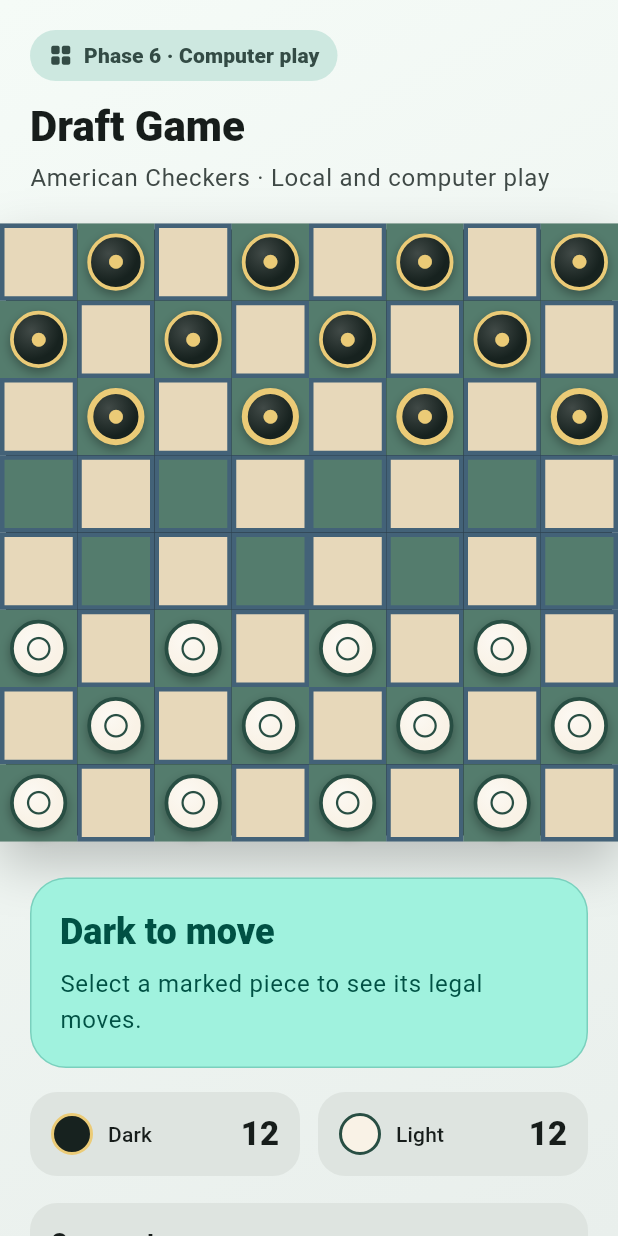
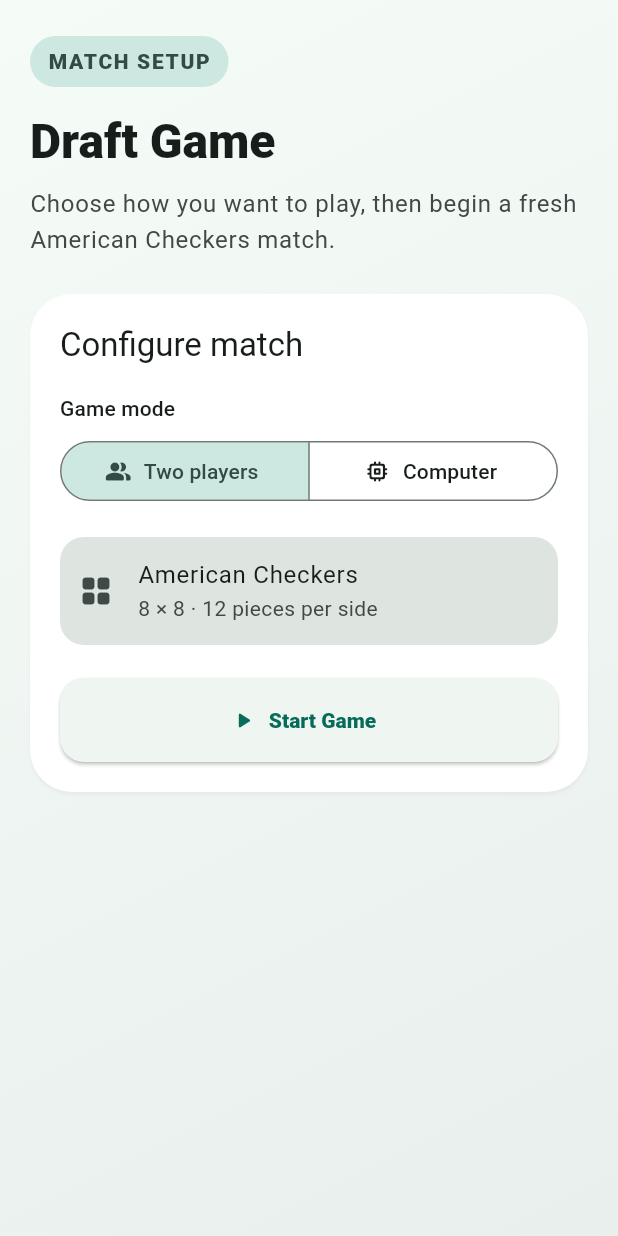
Before and after one commit to prettyglory/draft-checkers-game, a Flutter app: the screen it shows after launch, on a phone screen of 412 x 824 dp. Run offline on Flutter 3.47's test engine with Material 3 defaults, Android fonts, the phone set to English and light mode, and no system bars.

Commit message:
feat(app): add match setup flow

```diff
--- a/apps/mobile/lib/app/draft_game_app.dart
+++ b/apps/mobile/lib/app/draft_game_app.dart
@@ -1,5 +1,5 @@
 import 'package:draft_game/app/theme/app_theme.dart';
-import 'package:draft_game/features/game/presentation/game_board_screen.dart';
+import 'package:draft_game/features/game/presentation/match_setup_screen.dart';
 import 'package:flutter/material.dart';
 
 class DraftGameApp extends StatelessWidget {
@@ -13,7 +13,7 @@ class DraftGameApp extends StatelessWidget {
       theme: AppTheme.light,
       darkTheme: AppTheme.dark,
       themeMode: ThemeMode.system,
-      home: const GameBoardScreen(),
+      home: const MatchSetupScreen(),
     );
   }
 }
--- a/apps/mobile/lib/features/game/application/game_configuration.dart
+++ b/apps/mobile/lib/features/game/application/game_configuration.dart
@@ -2,17 +2,35 @@ import 'package:checkers_ai/checkers_ai.dart';
 import 'package:checkers_engine/checkers_engine.dart';
 
 enum GameMode { localTwoPlayer, humanVsAi }
+
+enum GameRuleset { american }
+
+extension GameRulesetConfiguration on GameRuleset {
+  String get id => switch (this) {
+    GameRuleset.american => AmericanCheckersRulesEngine.rulesetId,
+  };
+
+  String get label => switch (this) {
+    GameRuleset.american => 'American Checkers',
+  };
+
+  RulesEngine createEngine() => switch (this) {
+    GameRuleset.american => const AmericanCheckersRulesEngine(),
+  };
+}
 
 final class GameConfiguration {
   const GameConfiguration({
     this.mode = GameMode.localTwoPlayer,
     this.humanSide = PlayerSide.dark,
     this.difficulty = AiDifficulty.medium,
+    this.ruleset = GameRuleset.american,
   });
 
   final GameMode mode;
   final PlayerSide humanSide;
   final AiDifficulty difficulty;
+  final GameRuleset ruleset;
 
   PlayerSide? get aiSide => mode == GameMode.humanVsAi
       ? switch (humanSide) {
@@ -25,11 +43,13 @@ final class GameConfiguration {
     GameMode? mode,
     PlayerSide? humanSide,
     AiDifficulty? difficulty,
+    GameRuleset? ruleset,
   }) {
     return GameConfiguration(
       mode: mode ?? this.mode,
       humanSide: humanSide ?? this.humanSide,
       difficulty: difficulty ?? this.difficulty,
+      ruleset: ruleset ?? this.ruleset,
     );
   }
 }
--- /dev/null
+++ b/apps/mobile/lib/features/game/application/match_setup_view_model.dart
@@ -0,0 +1,59 @@
+import 'package:checkers_ai/checkers_ai.dart';
+import 'package:checkers_engine/checkers_engine.dart';
+import 'package:draft_game/features/game/application/game_configuration.dart';
+import 'package:flutter/foundation.dart';
+
+final class MatchSetupViewModel extends ChangeNotifier {
+  MatchSetupViewModel({
+    GameMode? initialMode = GameMode.localTwoPlayer,
+    PlayerSide? initialHumanSide = PlayerSide.dark,
+    AiDifficulty? initialDifficulty = AiDifficulty.medium,
+  }) : _mode = initialMode,
+       _humanSide = initialHumanSide,
+       _difficulty = initialDifficulty;
+
+  GameMode? _mode;
+  PlayerSide? _humanSide;
+  AiDifficulty? _difficulty;
+  static const GameRuleset _ruleset = GameRuleset.american;
+
+  GameMode? get mode => _mode;
+  PlayerSide? get humanSide => _humanSide;
+  AiDifficulty? get difficulty => _difficulty;
+  GameRuleset get ruleset => _ruleset;
+
+  bool get canStart {
+    final mode = _mode;
+    if (mode == null) return false;
+    return mode == GameMode.localTwoPlayer ||
+        (_humanSide != null && _difficulty != null);
+  }
+
+  GameConfiguration? get configuration {
+    if (!canStart) return null;
+    return GameConfiguration(
+      mode: _mode!,
+      humanSide: _humanSide ?? PlayerSide.dark,
+      difficulty: _difficulty ?? AiDifficulty.medium,
+      ruleset: _ruleset,
+    );
+  }
+
+  void setMode(GameMode mode) {
+    if (_mode == mode) return;
+    _mode = mode;
+    notifyListeners();
+  }
+
+  void setHumanSide(PlayerSide side) {
+    if (_humanSide == side) return;
+    _humanSide = side;
+    notifyListeners();
+  }
+
+  void setDifficulty(AiDifficulty difficulty) {
+    if (_difficulty == difficulty) return;
+    _difficulty = difficulty;
+    notifyListeners();
+  }
+}
--- a/apps/mobile/lib/features/game/presentation/game_board_screen.dart
+++ b/apps/mobile/lib/features/game/presentation/game_board_screen.dart
@@ -2,6 +2,7 @@ import 'dart:math' as math;
 
 import 'package:checkers_ai/checkers_ai.dart';
 import 'package:checkers_engine/checkers_engine.dart';
+import 'package:draft_game/features/game/application/ai_turn_runner.dart';
 import 'package:draft_game/features/game/application/game_configuration.dart';
 import 'package:draft_game/features/game/presentation/checkers_board.dart';
 import 'package:draft_game/features/game/presentation/game_board_view_model.dart';
@@ -14,8 +15,9 @@ const _lightActorId = 'local-light';
 GameBoardViewModel _createLocalViewModel(
   GameState? initialState,
   GameConfiguration configuration,
+  AiTurnRunner? aiTurnRunner,
 ) {
-  const engine = AmericanCheckersRulesEngine();
+  final engine = configuration.ruleset.createEngine();
   final session = InProcessGameSession(
     id: 'local-game',
     rulesEngine: engine,
@@ -32,6 +34,7 @@ GameBoardViewModel _createLocalViewModel(
       PlayerSide.light: _lightActorId,
     },
     configuration: configuration,
+    aiTurnRunner: aiTurnRunner,
   );
 }
 
@@ -40,12 +43,15 @@ class GameBoardScreen extends StatefulWidget {
     this.initialState,
     this.viewModel,
     this.configuration = const GameConfiguration(),
+    this.aiTurnRunner,
     super.key,
-  }) : assert(initialState == null || viewModel == null);
+  }) : assert(initialState == null || viewModel == null),
+       assert(aiTurnRunner == null || viewModel == null);
 
   final GameState? initialState;
   final GameBoardViewModel? viewModel;
   final GameConfiguration configuration;
+  final AiTurnRunner? aiTurnRunner;
 
   @override
   State<GameBoardScreen> createState() => _GameBoardScreenState();
@@ -61,7 +67,11 @@ class _GameBoardScreenState extends State<GameBoardScreen> {
     _ownsViewModel = widget.viewModel == null;
     _viewModel =
         widget.viewModel ??
-        _createLocalViewModel(widget.initialState, widget.configuration);
+        _createLocalViewModel(
+          widget.initialState,
+          widget.configuration,
+          widget.aiTurnRunner,
+        );
   }
 
   @override
@@ -318,7 +328,7 @@ class _GameInformation extends StatelessWidget {
           ],
         ),
         const SizedBox(height: 18),
-        _GameSetupControls(viewModel: viewModel),
+        _MatchSummary(configuration: viewModel.configuration),
         const SizedBox(height: 18),
         Text(
           'How to play',
@@ -338,19 +348,27 @@ class _GameInformation extends StatelessWidget {
           icon: const Icon(Icons.restart_alt_rounded),
           label: const Text('New game'),
         ),
+        if (Navigator.of(context).canPop()) ...<Widget>[
+          const SizedBox(height: 10),
+          TextButton.icon(
+            key: const Key('leave-match-button'),
+            onPressed: () => Navigator.of(context).pop(),
+            icon: const Icon(Icons.arrow_back_rounded),
+            label: const Text('Back to match setup'),
+          ),
+        ],
       ],
     );
   }
 }
 
-class _GameSetupControls extends StatelessWidget {
-  const _GameSetupControls({required this.viewModel});
+class _MatchSummary extends StatelessWidget {
+  const _MatchSummary({required this.configuration});
 
-  final GameBoardViewModel viewModel;
+  final GameConfiguration configuration;
 
   @override
   Widget build(BuildContext context) {
-    final configuration = viewModel.configuration;
     final scheme = Theme.of(context).colorScheme;
     return DecoratedBox(
       decoration: BoxDecoration(
@@ -363,102 +381,37 @@ class _GameSetupControls extends StatelessWidget {
           crossAxisAlignment: CrossAxisAlignment.stretch,
           children: <Widget>[
             Text(
-              'Game setup',
+              'Current match',
+              key: const Key('current-match-summary'),
               style: Theme.of(context).textTheme.titleMedium
                   ?.copyWith(fontWeight: FontWeight.w800),
             ),
             const SizedBox(height: 10),
-            SegmentedButton<GameMode>(
-              key: const Key('game-mode-selector'),
-              segments: const <ButtonSegment<GameMode>>[
-                ButtonSegment<GameMode>(
-                  value: GameMode.localTwoPlayer,
-                  label: Text('Two players'),
-                  icon: Icon(Icons.people_alt_rounded),
+            Row(
+              children: <Widget>[
+                Icon(
+                  configuration.mode == GameMode.localTwoPlayer
+                      ? Icons.people_alt_rounded
+                      : Icons.memory_rounded,
+                  color: scheme.primary,
                 ),
-                ButtonSegment<GameMode>(
-                  value: GameMode.humanVsAi,
-                  label: Text('Computer'),
-                  icon: Icon(Icons.memory_rounded),
+                const SizedBox(width: 10),
+                Expanded(
+                  child: Text(
+                    configuration.mode == GameMode.localTwoPlayer
+                        ? 'Human vs Human'
+                        : 'Human vs AI · ${configuration.difficulty.preset.label}',
+                    style: Theme.of(context).textTheme.labelLarge,
+                  ),
                 ),
               ],
-              selected: <GameMode>{configuration.mode},
-              onSelectionChanged: viewModel.canReset
-                  ? (selection) {
-                      viewModel.setGameMode(selection.single);
-                    }
-                  : null,
             ),
             if (configuration.mode == GameMode.humanVsAi) ...<Widget>[
-              const SizedBox(height: 12),
-              Row(
-                children: <Widget>[
-                  Expanded(
-                    child: DropdownButtonFormField<PlayerSide>(
-                      key: const Key('human-side-selector'),
-                      initialValue: configuration.humanSide,
-                      decoration: const InputDecoration(labelText: 'Your side'),
-                      items: const <DropdownMenuItem<PlayerSide>>[
-                        DropdownMenuItem<PlayerSide>(
-                          value: PlayerSide.dark,
-                          child: Text('Dark'),
-                        ),
-                        DropdownMenuItem<PlayerSide>(
-                          value: PlayerSide.light,
-                          child: Text('Light'),
-                        ),
-                      ],
-                      onChanged: viewModel.canReset
-                          ? (side) {
-                              if (side != null) viewModel.setHumanSide(side);
-                            }
-                          : null,
-                    ),
-                  ),
-                  const SizedBox(width: 12),
-                  Expanded(
-                    child: DropdownButtonFormField<AiDifficulty>(
-                      key: const Key('difficulty-selector'),
-                      initialValue: configuration.difficulty,
-                      decoration: const InputDecoration(
-                        labelText: 'Difficulty',
-                      ),
-                      items: AiDifficulty.values
-                          .map(
-                            (difficulty) => DropdownMenuItem<AiDifficulty>(
-                              value: difficulty,
-                              child: Text(difficulty.preset.label),
-                            ),
-                          )
-                          .toList(growable: false),
-                      onChanged: viewModel.canReset
-                          ? (difficulty) {
-                              if (difficulty != null) {
-                                viewModel.setDifficulty(difficulty);
-                              }
-                            }
-                          : null,
-                    ),
-                  ),
-                ],
-              ),
-              const SizedBox(height: 10),
-              Row(
-                children: <Widget>[
-                  Icon(
-                    viewModel.isAiThinking
-                        ? Icons.hourglass_top_rounded
-                        : Icons.memory_rounded,
-                    size: 18,
-                    color: scheme.primary,
-                  ),
-                  const SizedBox(width: 8),
-                  Text(
-                    'AI: ${viewModel.aiStateLabel}',
-                    key: const Key('ai-state-label'),
-                    style: Theme.of(context).textTheme.labelLarge,
-                  ),
-                ],
+              const SizedBox(height: 8),
+              Text(
+                'You play ${configuration.humanSide == PlayerSide.dark ? 'Dark' : 'Light'} · AI: ${configuration.aiSide == PlayerSide.dark ? 'Dark' : 'Light'}',
+                key: const Key('match-side-summary'),
+                style: Theme.of(context).textTheme.bodyMedium,
               ),
             ],
           ],
--- /dev/null
+++ b/apps/mobile/lib/features/game/presentation/match_setup_screen.dart
@@ -0,0 +1,392 @@
+import 'package:checkers_ai/checkers_ai.dart';
+import 'package:checkers_engine/checkers_engine.dart';
+import 'package:draft_game/features/game/application/game_configuration.dart';
+import 'package:draft_game/features/game/application/match_setup_view_model.dart';
+import 'package:draft_game/features/game/presentation/game_board_screen.dart';
+import 'package:flutter/material.dart';
+
+typedef MatchBoardBuilder = Widget Function(GameConfiguration configuration);
+
+class MatchSetupScreen extends StatefulWidget {
+  const MatchSetupScreen({this.viewModel, this.boardBuilder, super.key});
+
+  final MatchSetupViewModel? viewModel;
+  final MatchBoardBuilder? boardBuilder;
+
+  @override
+  State<MatchSetupScreen> createState() => _MatchSetupScreenState();
+}
+
+class _MatchSetupScreenState extends State<MatchSetupScreen> {
+  late final MatchSetupViewModel _viewModel;
+  late final bool _ownsViewModel;
+  bool _starting = false;
+
+  @override
+  void initState() {
+    super.initState();
+    _ownsViewModel = widget.viewModel == null;
+    _viewModel = widget.viewModel ?? MatchSetupViewModel();
+  }
+
+  @override
+  void dispose() {
+    if (_ownsViewModel) _viewModel.dispose();
+    super.dispose();
+  }
+
+  @override
+  Widget build(BuildContext context) {
+    return Scaffold(
+      body: DecoratedBox(
+        decoration: BoxDecoration(
+          gradient: LinearGradient(
+            begin: Alignment.topLeft,
+            end: Alignment.bottomRight,
+            colors: <Color>[
+              Theme.of(context).colorScheme.surface,
+              Theme.of(context).colorScheme.surfaceContainer,
+            ],
+          ),
+        ),
+        child: SafeArea(
+          child: AnimatedBuilder(
+            animation: _viewModel,
+            builder: (context, _) {
+              return LayoutBuilder(
+                builder: (context, constraints) {
+                  if (constraints.maxWidth >= 800) {
+                    return _TabletSetupLayout(
+                      viewModel: _viewModel,
+                      starting: _starting,
+                      onStartGame: _startGame,
+                    );
+                  }
+                  return _PhoneSetupLayout(
+                    viewModel: _viewModel,
+                    starting: _starting,
+                    onStartGame: _startGame,
+                  );
+                },
+              );
+            },
+          ),
+        ),
+      ),
+    );
+  }
+
+  Future<void> _startGame() async {
+    final configuration = _viewModel.configuration;
+    if (configuration == null || _starting) return;
+    setState(() => _starting = true);
+    await Navigator.of(context).push(
+      MaterialPageRoute<void>(
+        builder: (_) =>
+            widget.boardBuilder?.call(configuration) ??
+            GameBoardScreen(configuration: configuration),
+      ),
+    );
+    if (mounted) setState(() => _starting = false);
+  }
+}
+
+class _PhoneSetupLayout extends StatelessWidget {
+  const _PhoneSetupLayout({
+    required this.viewModel,
+    required this.starting,
+    required this.onStartGame,
+  });
+
+  final MatchSetupViewModel viewModel;
+  final bool starting;
+  final VoidCallback onStartGame;
+
+  @override
+  Widget build(BuildContext context) {
+    return ListView(
+      key: const Key('phone-setup-layout'),
+      padding: const EdgeInsets.fromLTRB(20, 24, 20, 32),
+      children: <Widget>[
+        const _SetupIntroduction(),
+        const SizedBox(height: 24),
+        _SetupCard(
+          viewModel: viewModel,
+          starting: starting,
+          onStartGame: onStartGame,
+        ),
+      ],
+    );
+  }
+}
+
+class _TabletSetupLayout extends StatelessWidget {
+  const _TabletSetupLayout({
+    required this.viewModel,
+    required this.starting,
+    required this.onStartGame,
+  });
+
+  final MatchSetupViewModel viewModel;
+  final bool starting;
+  final VoidCallback onStartGame;
+
+  @override
+  Widget build(BuildContext context) {
+    return Center(
+      child: SingleChildScrollView(
+        key: const Key('tablet-setup-layout'),
+        padding: const EdgeInsets.all(40),
+        child: ConstrainedBox(
+          constraints: const BoxConstraints(maxWidth: 1050),
+          child: Row(
+            crossAxisAlignment: CrossAxisAlignment.center,
+            children: <Widget>[
+              const Expanded(child: _SetupIntroduction(expanded: true)),
+              const SizedBox(width: 56),
+              SizedBox(
+                width: 440,
+                child: _SetupCard(
+                  viewModel: viewModel,
+                  starting: starting,
+                  onStartGame: onStartGame,
+                ),
+              ),
+            ],
+          ),
+        ),
+      ),
+    );
+  }
+}
+
+class _SetupIntroduction extends StatelessWidget {
+  const _SetupIntroduction({this.expanded = false});
+
+  final bool expanded;
+
+  @override
+  Widget build(BuildContext context) {
+    final scheme = Theme.of(context).colorScheme;
+    return Column(
+      crossAxisAlignment: CrossAxisAlignment.start,
+      children: <Widget>[
+        DecoratedBox(
+          decoration: BoxDecoration(
+            color: scheme.secondaryContainer,
+            borderRadius: BorderRadius.circular(999),
+          ),
+          child: Padding(
+            padding: const EdgeInsets.symmetric(horizontal: 12, vertical: 7),
+            child: Text(
+              'MATCH SETUP',
+              style: Theme.of(context).textTheme.labelLarge?.copyWith(
+                color: scheme.onSecondaryContainer,
+                fontWeight: FontWeight.w900,
+                letterSpacing: 1.1,
+              ),
+            ),
+          ),
+        ),
+        SizedBox(height: expanded ? 24 : 16),
+        Semantics(
+          header: true,
+          child: Text(
+            'Draft Game',
+            style:
+                (expanded
+                        ? Theme.of(context).textTheme.displaySmall
+                        : Theme.of(context).textTheme.headlineLarge)
+                    ?.copyWith(fontWeight: FontWeight.w900),
+          ),
+        ),
+        const SizedBox(height: 10),
+        Text(
+          'Choose how you want to play, then begin a fresh American Checkers match.',
+          style: Theme.of(context).textTheme.bodyLarge
+              ?.copyWith(color: scheme.onSurfaceVariant),
+        ),
+        if (expanded) ...<Widget>[
+          const SizedBox(height: 30),
+          _FeatureLine(
+            icon: Icons.verified_user_outlined,
+            text: 'Every move is validated by the game session.',
+          ),
+          const SizedBox(height: 14),
+          _FeatureLine(
+            icon: Icons.memory_rounded,
+            text: 'Computer turns run away from the interface.',
+          ),
+          const SizedBox(height: 14),
+          _FeatureLine(
+            icon: Icons.restart_alt_rounded,
+            text: 'Restarting keeps these match settings.',
+          ),
+        ],
+      ],
+    );
+  }
+}
+
+class _FeatureLine extends StatelessWidget {
+  const _FeatureLine({required this.icon, required this.text});
+
+  final IconData icon;
+  final String text;
+
+  @override
+  Widget build(BuildContext context) {
+    return Row(
+      children: <Widget>[
+        Icon(icon, color: Theme.of(context).colorScheme.primary),
+        const SizedBox(width: 12),
+        Expanded(child: Text(text)),
+      ],
+    );
+  }
+}
+
+class _SetupCard extends StatelessWidget {
+  const _SetupCard({
+    required this.viewModel,
+    required this.starting,
+    required this.onStartGame,
+  });
+
+  final MatchSetupViewModel viewModel;
+  final bool starting;
+  final VoidCallback onStartGame;
+
+  @override
+  Widget build(BuildContext context) {
+    final scheme = Theme.of(context).colorScheme;
+    return Material(
+      color: scheme.surfaceContainerLowest,
+      elevation: 1,
+      shadowColor: scheme.shadow.withValues(alpha: 0.18),
+      borderRadius: BorderRadius.circular(28),
+      child: Padding(
+        padding: const EdgeInsets.all(20),
+        child: Column(
+          crossAxisAlignment: CrossAxisAlignment.stretch,
+          children: <Widget>[
+            Text(
+              'Configure match',
+              style: Theme.of(context).textTheme.titleLarge,
+            ),
+            const SizedBox(height: 18),
+            Text('Game mode', style: Theme.of(context).textTheme.labelLarge),
+            const SizedBox(height: 8),
+            SegmentedButton<GameMode>(
+              key: const Key('setup-mode-selector'),
+              showSelectedIcon: false,
+              segments: const <ButtonSegment<GameMode>>[
+                ButtonSegment<GameMode>(
+                  value: GameMode.localTwoPlayer,
+                  icon: Icon(Icons.people_alt_rounded),
+                  label: Text('Two players'),
+                ),
+                ButtonSegment<GameMode>(
+                  value: GameMode.humanVsAi,
+                  icon: Icon(Icons.memory_rounded),
+                  label: Text('Computer'),
+                ),
+              ],
+              selected: viewModel.mode == null
+                  ? const <GameMode>{}
+                  : <GameMode>{viewModel.mode!},
+              emptySelectionAllowed: true,
+              onSelectionChanged: (selection) {
+                if (selection.isNotEmpty) viewModel.setMode(selection.single);
+              },
+            ),
+            if (viewModel.mode == GameMode.humanVsAi) ...<Widget>[
+              const SizedBox(height: 20),
+              Text('Your side', style: Theme.of(context).textTheme.labelLarge),
+              const SizedBox(height: 8),
+              SegmentedButton<PlayerSide>(
+                key: const Key('setup-side-selector'),
+                showSelectedIcon: false,
+                segments: const <ButtonSegment<PlayerSide>>[
+                  ButtonSegment<PlayerSide>(
+                    value: PlayerSide.dark,
+                    label: Text('Dark'),
+                  ),
+                  ButtonSegment<PlayerSide>(
+                    value: PlayerSide.light,
+                    label: Text('Light'),
+                  ),
+                ],
+                selected: viewModel.humanSide == null
+                    ? const <PlayerSide>{}
+                    : <PlayerSide>{viewModel.humanSide!},
+                emptySelectionAllowed: true,
+                onSelectionChanged: (selection) {
+                  if (selection.isNotEmpty) {
+                    viewModel.setHumanSide(selection.single);
+                  }
+                },
+              ),
+              const SizedBox(height: 20),
+              Text('Difficulty', style: Theme.of(context).textTheme.labelLarge),
+              const SizedBox(height: 8),
+              Wrap(
+                key: const Key('setup-difficulty-selector'),
+                spacing: 8,
+                runSpacing: 8,
+                children: AiDifficulty.values
+                    .map(
+                      (difficulty) => ChoiceChip(
+                        key: ValueKey<String>('difficulty-${difficulty.name}'),
+                        label: Text(difficulty.preset.label),
+                        selected: viewModel.difficulty == difficulty,
+                        onSelected: (_) => viewModel.setDifficulty(difficulty),
+                      ),
+                    )
+                    .toList(growable: false),
+              ),
+            ],
+            const SizedBox(height: 20),
+            Semantics(
+              label: 'Ruleset: ${viewModel.ruleset.label}',
+              child: ListTile(
+                key: const Key('setup-ruleset'),
+                contentPadding: const EdgeInsets.symmetric(horizontal: 12),
+                tileColor: scheme.surfaceContainerHighest,
+                shape: RoundedRectangleBorder(
+                  borderRadius: BorderRadius.circular(16),
+                ),
+                leading: const Icon(Icons.grid_view_rounded),
+                title: Text(viewModel.ruleset.label),
+                subtitle: const Text('8 × 8 · 12 pieces per side'),
+              ),
+            ),
+            const SizedBox(height: 22),
+            Semantics(
+              button: true,
+              enabled: viewModel.canStart && !starting,
+              label: starting
+                  ? 'Starting game'
+                  : viewModel.canStart
+                  ? 'Start game'
+                  : 'Start game unavailable until setup is complete',
+              child: ElevatedButton.icon(
+                key: const Key('start-game-button'),
+                onPressed: viewModel.canStart && !starting ? onStartGame : null,
+                style: ElevatedButton.styleFrom(
+                  minimumSize: const Size.fromHeight(56),
+                  shape: RoundedRectangleBorder(
+                    borderRadius: BorderRadius.circular(16),
+                  ),
+                  textStyle: const TextStyle(fontWeight: FontWeight.w900),
+                ),
+                icon: const Icon(Icons.play_arrow_rounded),
+                label: const Text('Start Game'),
+              ),
+            ),
+          ],
+        ),
+      ),
+    );
+  }
+}
```
Also changed, not shown: 14 other files.
